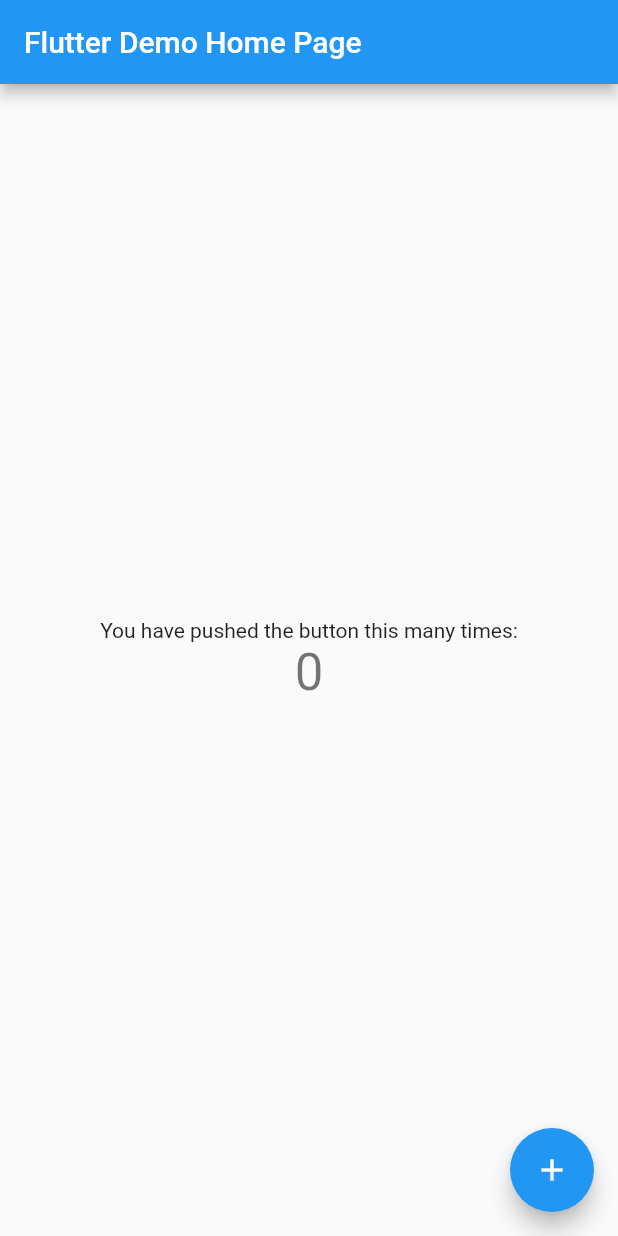
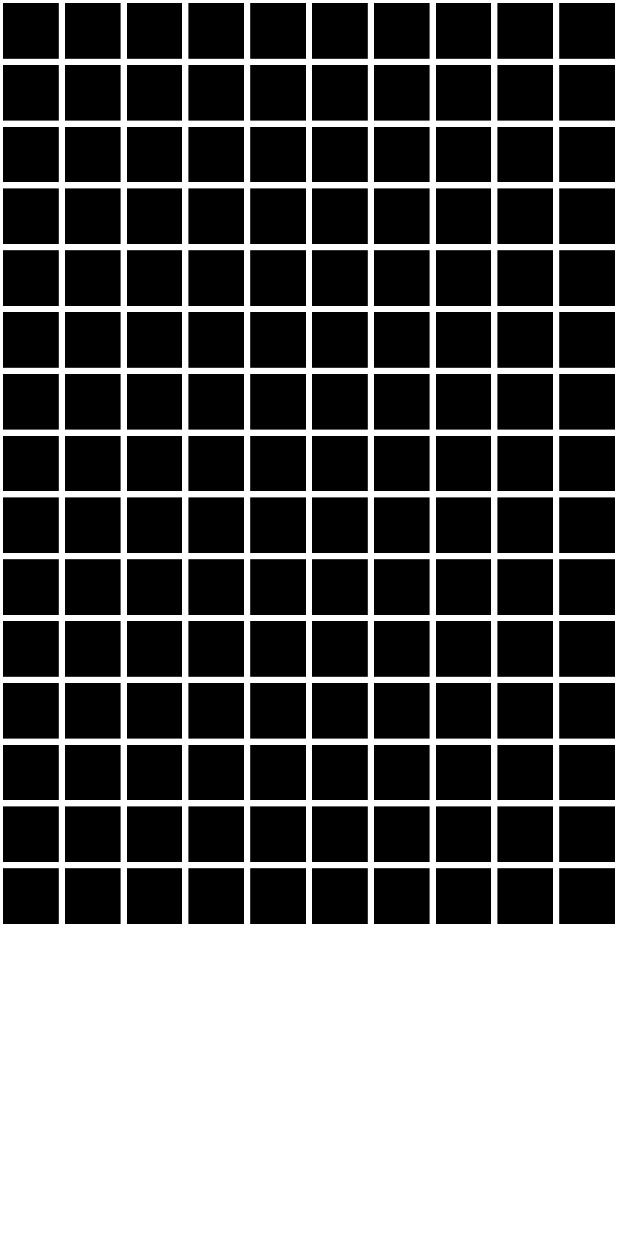
Before and after one commit to wayne90040/Flutter-TETRIS, a Flutter app: the screen it shows after launch, on a phone screen of 412 x 824 dp. Run offline on Flutter 3.47's test engine with Material 2 defaults, Android fonts, the phone set to English and light mode, and no system bars.

Commit message:
💄 add background gridview

```diff
--- a/lib/main.dart
+++ b/lib/main.dart
@@ -1,4 +1,5 @@
 import 'package:flutter/material.dart';
+import 'package:flutter_tertis/screens/main_screen.dart';
 
 void main() {
   runApp(const MyApp());
@@ -24,7 +25,7 @@
         // is not restarted.
         primarySwatch: Colors.blue,
       ),
-      home: const MyHomePage(title: 'Flutter Demo Home Page'),
+      home: const MainScreen(),
     );
   }
 }
--- /dev/null
+++ b/lib/screens/main_screen.dart
@@ -0,0 +1,16 @@
+
+
+import 'package:flutter/cupertino.dart';
+import 'package:flutter_tertis/widgets/grid_widget.dart';
+
+class MainScreen extends StatelessWidget {
+
+  const MainScreen({Key? key}) : super(key: key);
+
+  @override
+  Widget build(BuildContext context) {
+    // TODO: implement build
+    return const GridWidget(totalItem: 150);
+  }
+
+}
--- /dev/null
+++ b/lib/widgets/grid_item_widget.dart
@@ -0,0 +1,26 @@
+
+
+
+import 'package:flutter/cupertino.dart';
+
+class GridItemWidget extends StatelessWidget {
+
+  final Color color;
+
+  const GridItemWidget({
+    Key? key,
+    required this.color
+  }) : super(key: key);
+
+  @override
+  Widget build(BuildContext context) {
+    return Padding(
+      padding: const EdgeInsets.all(2.0),
+      child: ClipRect(
+        child: Container(
+          color: color,
+        ),
+      ),
+    );
+  }
+}
--- /dev/null
+++ b/lib/widgets/grid_widget.dart
@@ -0,0 +1,28 @@
+
+
+import 'package:flutter/material.dart';
+import 'package:flutter_tertis/widgets/grid_item_widget.dart';
+
+class GridWidget extends StatelessWidget {
+
+  final int totalItem;
+
+  const GridWidget({
+    Key? key,
+    required this.totalItem
+  }) : super(key: key);
+
+  @override
+  Widget build(BuildContext context) {
+    // TODO: implement build
+
+    return GridView.builder(
+      itemCount: totalItem,
+      gridDelegate: const SliverGridDelegateWithFixedCrossAxisCount(crossAxisCount: 10),
+      itemBuilder: (BuildContext context, int index) {
+        return const GridItemWidget(color: Colors.black);
+      }
+    );
+  }
+
+}
```
